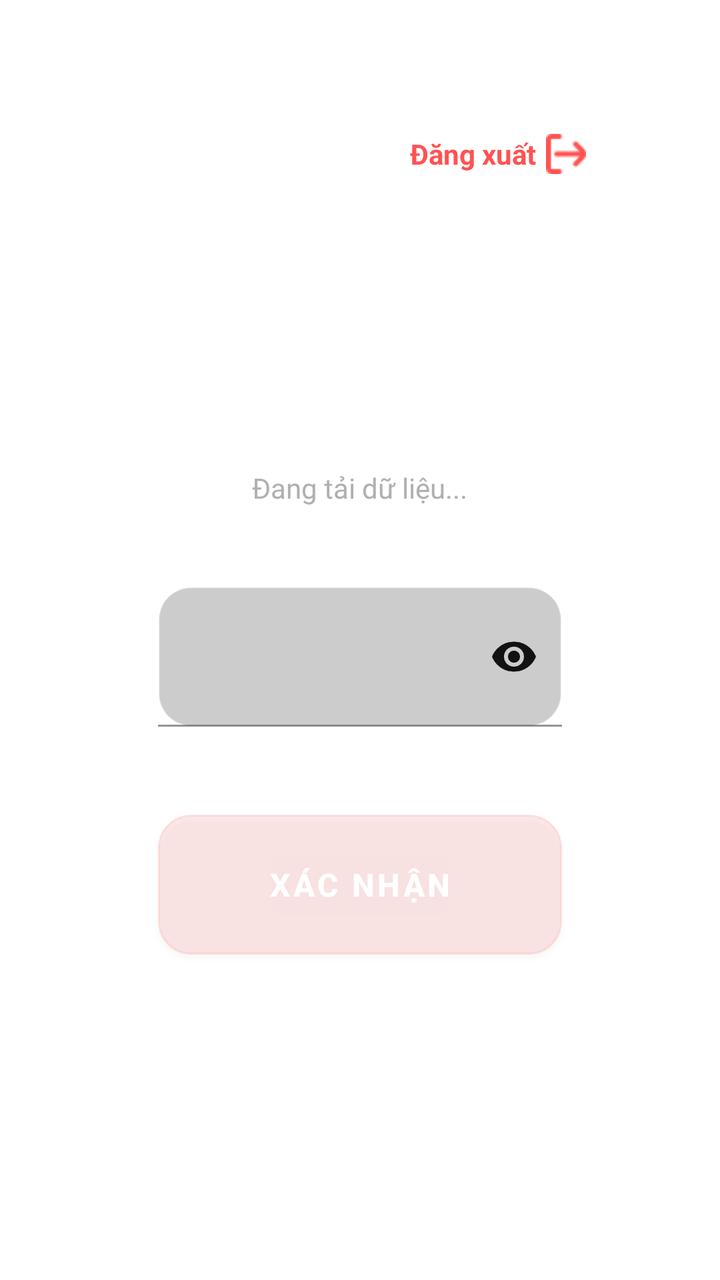
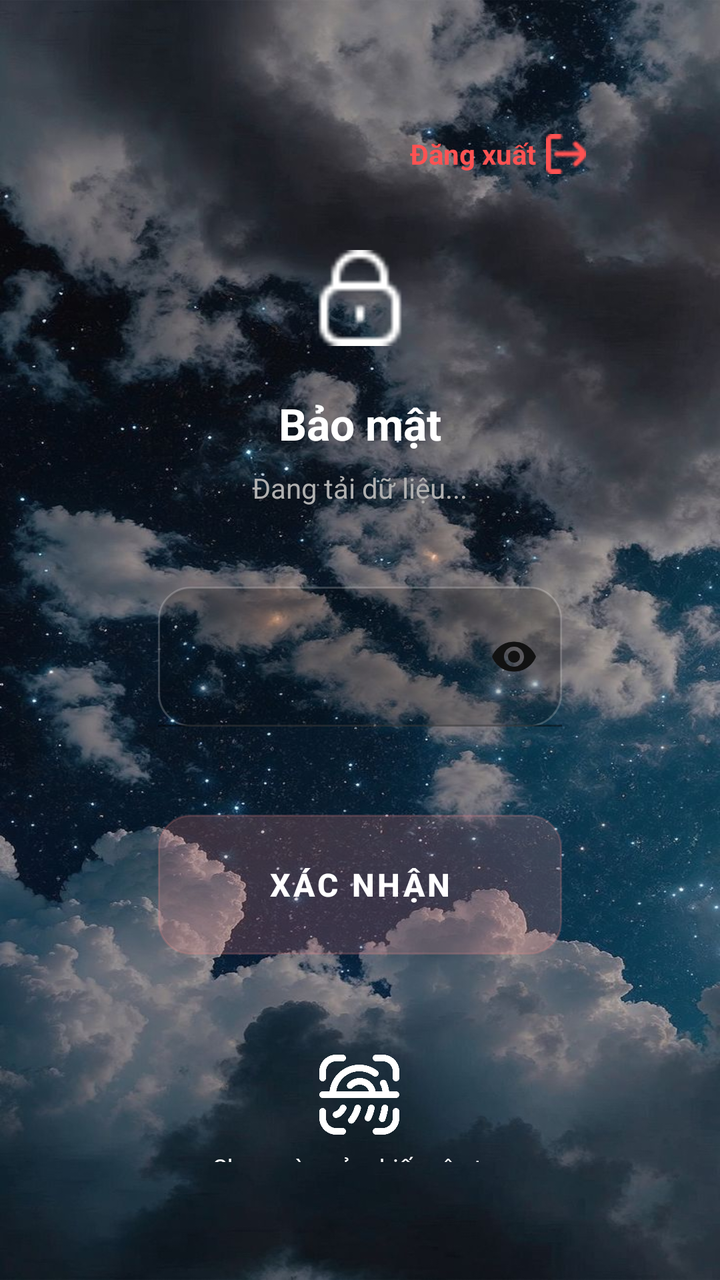

An Android layout rendered at two revisions. The XML below is the earlier revision; the diff shows what the commit changed to produce the second picture.
<!-- AndroidManifest.xml: application theme Theme.PiperOSTool -->
<!-- res/layout/activity_lock_screen.xml -->
<?xml version="1.0" encoding="utf-8"?>
<androidx.constraintlayout.widget.ConstraintLayout
    xmlns:android="http://schemas.android.com/apk/res/android"
    xmlns:app="http://schemas.android.com/apk/res-auto"
    android:layout_width="match_parent"
    android:layout_height="match_parent"
    android:padding="20dp">

<LinearLayout
    android:layout_width="match_parent"
    android:layout_height="match_parent"
    android:gravity="center_horizontal"
    android:orientation="vertical"
    android:padding="39dp">

    
    <RelativeLayout
        android:layout_width="match_parent"
        android:layout_height="wrap_content">

        
        <LinearLayout
            android:id="@+id/btnLogout"
            android:layout_width="wrap_content"
            android:layout_height="wrap_content"
            android:layout_alignParentEnd="true"
            android:gravity="center"
            android:background="?attr/selectableItemBackground"
            android:padding="8dp">

            <TextView
                android:layout_width="wrap_content"
                android:layout_height="wrap_content"
                android:text="Đăng xuất"
                android:textColor="#FF5252"
                android:textStyle="bold"
                android:textSize="14sp"
                android:layout_marginEnd="5dp"/>

            <ImageView
                android:layout_width="20dp"
                android:layout_height="20dp"
                android:src="@drawable/exit"
                app:tint="#FF5252"/>
            
        </LinearLayout>
    </RelativeLayout>

    
    <Space
        android:layout_width="match_parent"
        android:layout_height="30dp" />

    <ImageView
        android:layout_width="48dp"
        android:layout_height="48dp"
        android:layout_marginBottom="24dp"
        android:src="@drawable/lock"
        app:tint="@color/white" />

    <TextView
        android:id="@+id/tvTitle"
        android:layout_width="wrap_content"
        android:layout_height="wrap_content"
        android:layout_marginBottom="8dp"
        android:text="Bảo mật"
        android:textColor="@color/white"
        android:textSize="22sp"
        android:textStyle="bold" />

    <TextView
        android:id="@+id/tvSubTitle"
        android:layout_width="wrap_content"
        android:layout_height="wrap_content"
        android:layout_marginBottom="40dp"
        android:gravity="center"
        android:text="Đang tải dữ liệu..."
        android:textColor="#B0B0B0"
        android:textSize="14sp" />

    
    <RelativeLayout
        android:id="@+id/layoutPinInput"
        android:layout_width="match_parent"
        android:layout_height="wrap_content"
        android:layout_marginBottom="24dp"
        android:visibility="gone">

        
        <LinearLayout
            android:id="@+id/llDotsContainer"
            android:layout_width="wrap_content"
            android:layout_height="wrap_content"
            android:layout_centerInParent="true"
            android:orientation="horizontal"
            android:padding="10dp">
        </LinearLayout>

        
        <EditText
            android:id="@+id/etPinHidden"
            android:layout_width="1dp"
            android:layout_height="1dp"
            android:background="@null"
            android:cursorVisible="false"
            android:inputType="numberPassword"
            android:textColor="@android:color/transparent"
            android:layout_alignParentTop="true"/>
    </RelativeLayout>

    
    <com.google.android.material.textfield.TextInputLayout
        android:id="@+id/tilPassword"
        android:layout_width="match_parent"
        android:layout_height="wrap_content"
        android:layout_marginBottom="24dp"
        android:visibility="visible"
        app:boxStrokeColor="#00FF00"
        app:cursorColor="#00FF00"
        app:hintTextColor="#00FF00"
        app:passwordToggleEnabled="true"
        app:passwordToggleTint="@color/bg_dark">

        <com.google.android.material.textfield.TextInputEditText
            android:id="@+id/etPassword"
            android:layout_width="match_parent"
            android:layout_height="70dp"
            android:layout_marginHorizontal="20dp"
            android:layout_marginBottom="20dp"
            android:background="@drawable/bg_glass_input"
            app:cardCornerRadius="35dp"
            app:cardElevation="10dp"
            app:layout_constraintBottom_toBottomOf="parent"
            app:layout_constraintStart_toStartOf="parent"
            app:layout_constraintEnd_toEndOf="parent"
            android:inputType="textPassword"
            android:textColor="@color/chip_pending"
            android:textSize="18sp" />
    </com.google.android.material.textfield.TextInputLayout>

    <Button
        android:id="@+id/btnConfirm"
        android:layout_width="match_parent"
        android:layout_height="70dp"
        android:layout_marginHorizontal="20dp"
        android:layout_marginBottom="20dp"
        android:background="@drawable/bg_glass_input"
        app:cardCornerRadius="35dp"
        app:cardElevation="10dp"
        app:layout_constraintBottom_toBottomOf="parent"
        app:layout_constraintStart_toStartOf="parent"
        app:layout_constraintEnd_toEndOf="parent"
        android:text="Xác nhận"
        android:textColor="@color/white"
        android:textSize="16sp"
        android:textStyle="bold" />

    <LinearLayout
        android:id="@+id/layoutFingerprint"
        android:layout_width="wrap_content"
        android:layout_height="wrap_content"
        android:layout_marginTop="30dp"
        android:gravity="center"
        android:orientation="vertical"
        android:visibility="visible">

        <ImageView
            android:id="@+id/ivFingerprintIcon"
            android:layout_width="40dp"
            android:layout_height="40dp"
            android:src="@drawable/fingerprint"
            app:tint="@color/white" />

        <TextView
            android:layout_width="wrap_content"
            android:layout_height="wrap_content"
            android:layout_marginTop="8dp"
            android:text="Chạm vào cảm biến vân tay"
            android:textColor="@color/white"
            android:textSize="12sp" />
    </LinearLayout>

</LinearLayout>
</androidx.constraintlayout.widget.ConstraintLayout>
<!-- resources referenced by this layout -->
<resources>
  <color name="bg_dark">#121212</color>
  <color name="chip_pending">#FF5722</color>
  <color name="white">#FFFFFFFF</color>
  <!-- drawable bg_glass_input (drawable) -->
  <?xml version="1.0" encoding="utf-8"?>
  <shape xmlns:android="http://schemas.android.com/apk/res/android">
      <solid android:color="#33000000" />
      <corners android:radius="16dp" />
      <stroke
          android:width="1dp"
          android:color="#33FFFFFF" />
  </shape>
  <!-- drawable exit: png bitmap (drawable, 376 bytes) -->
  <!-- drawable fingerprint: png bitmap (drawable, 20366 bytes) -->
  <!-- drawable lock: png bitmap (drawable, 411 bytes) -->
  <style name="Theme.PiperOSTool" parent="Theme.MaterialComponents.DayNight.NoActionBar">
          
          <item name="colorPrimary">#FB8D8D</item>
          <item name="colorPrimaryVariant">#FB4C4C</item>
          <item name="colorOnPrimary">#FFA5A5</item>
          
          <item name="colorSecondary">@color/teal_200</item>
          <item name="colorSecondaryVariant">@color/teal_700</item>
          <item name="colorOnSecondary">@color/black</item>
          
          <item name="android:statusBarColor">#000000</item>
      </style>
  <color name="teal_200">#FF03DAC5</color>
  <color name="teal_700">#FF018786</color>
  <color name="black">#FF000000</color>
</resources>

<!-- the commit's change to res/layout/activity_lock_screen.xml (unified diff, before → after) -->
@@ -4,6 +4,7 @@
     xmlns:app="http://schemas.android.com/apk/res-auto"
     android:layout_width="match_parent"
     android:layout_height="match_parent"
+    android:background="@drawable/backgroud"
     android:padding="20dp">
 
 <LinearLayout
<!-- resource entries referenced after the edit -->
@@ -3,6 +3,7 @@
   <color name="bg_dark">#121212</color>
   <color name="chip_pending">#FF5722</color>
   <color name="white">#FFFFFFFF</color>
+  <!-- drawable backgroud: jpg bitmap (drawable, 136755 bytes) -->
   <!-- drawable bg_glass_input (drawable) -->
   <?xml version="1.0" encoding="utf-8"?>
   <shape xmlns:android="http://schemas.android.com/apk/res/android">
